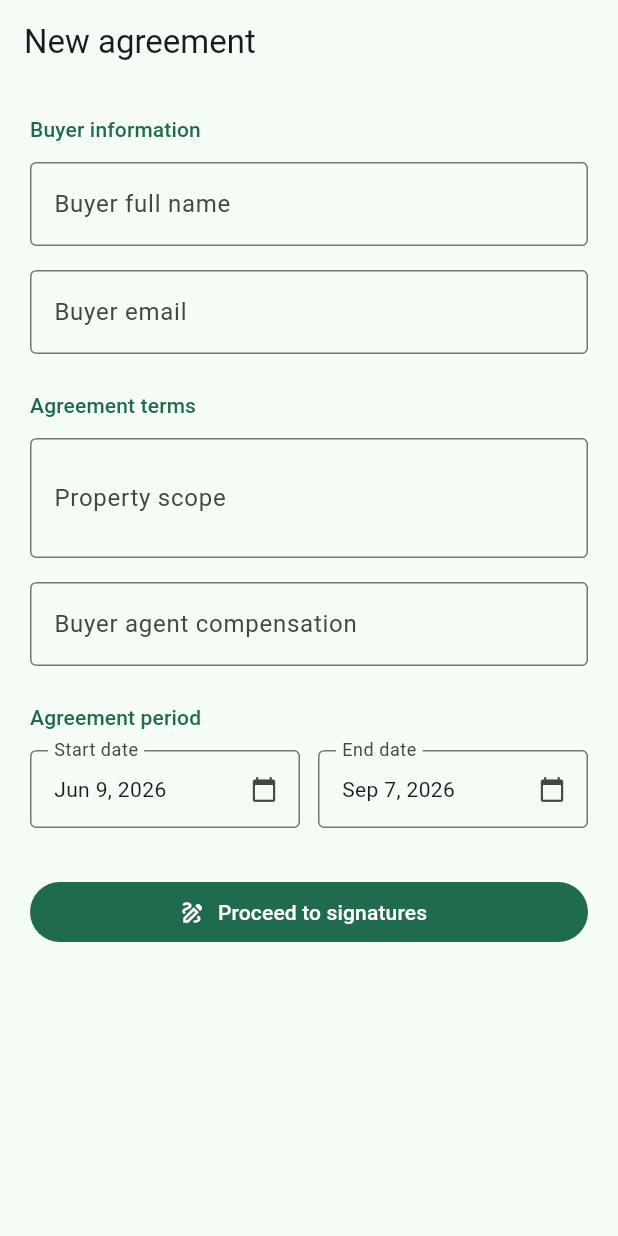
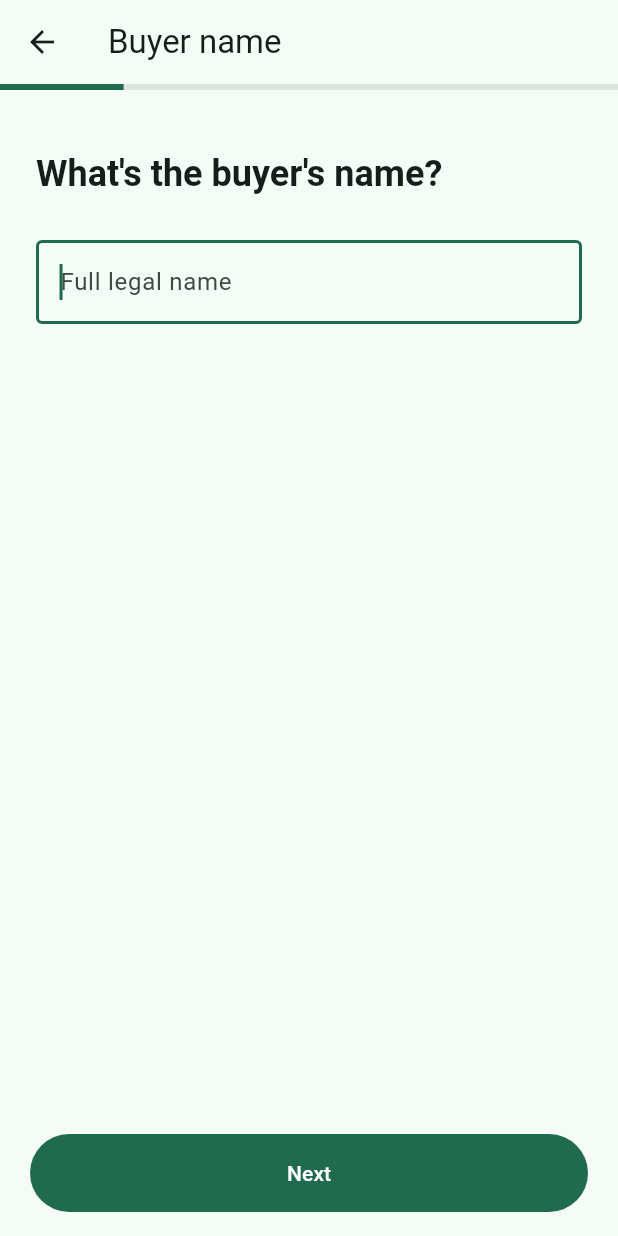
Before and after one commit to kydav/threshold, a Flutter app: the FormScreen screen opened by its route, on a phone screen of 412 x 824 dp. Run offline on Flutter 3.47's test engine with Material 3 defaults, Android fonts, the phone set to English and light mode, and no system bars; our stand-ins replace cloud_firestore, connectivity_plus, firebase_auth, firebase_core, firebase_storage, flutter_riverpod and 2 more; missing offline and left inert: syncfusion_flutter_signaturepad; accounts and stored records are empty; generated files the repository leaves out were written again.

Commit message:
Replace scrollable form with step-by-step wizard UI
One question per screen with PageView animation, per-step validation,
progress bar in app bar, and a large bottom Next/Submit button.
Steps: buyer name → email → property → compensation → dates.

Co-Authored-By: Claude Sonnet 4.6 <noreply@anthropic.com>

```diff
--- a/lib/features/agreement/presentation/form_screen.dart
+++ b/lib/features/agreement/presentation/form_screen.dart
@@ -15,19 +15,26 @@ class FormScreen extends ConsumerStatefulWidget {
 }
 
 class _FormScreenState extends ConsumerState<FormScreen> {
-  final _formKey = GlobalKey<FormState>();
+  final _pageController = PageController();
+  int _step = 0;
+  bool _saving = false;
+
+  // Field controllers
   final _buyerNameCtrl = TextEditingController();
   final _buyerEmailCtrl = TextEditingController();
   final _propertyScopeCtrl = TextEditingController();
   final _compensationCtrl = TextEditingController();
   DateTime _startDate = DateTime.now();
   DateTime _endDate = DateTime.now().add(const Duration(days: 90));
-  bool _saving = false;
 
   static final _dateFmt = DateFormat('MMM d, yyyy');
 
+  // Per-step validation
+  String? _stepError;
+
   @override
   void dispose() {
+    _pageController.dispose();
     _buyerNameCtrl.dispose();
     _buyerEmailCtrl.dispose();
     _propertyScopeCtrl.dispose();
@@ -35,43 +42,81 @@ class _FormScreenState extends ConsumerState<FormScreen> {
     super.dispose();
   }
 
-  Future<void> _pickDate({required bool isStart}) async {
-    final now = DateTime.now();
-    final picked = await showDatePicker(
-      context: context,
-      initialDate: isStart ? _startDate : _endDate,
-      firstDate: isStart ? now.subtract(const Duration(days: 1)) : _startDate,
-      lastDate: now.add(const Duration(days: 730)),
-    );
-    if (picked == null) return;
-    setState(() {
-      if (isStart) {
-        _startDate = picked;
-        if (_endDate.isBefore(_startDate)) {
-          _endDate = _startDate.add(const Duration(days: 90));
+  bool _validateStep() {
+    switch (_step) {
+      case 0:
+        if (_buyerNameCtrl.text.trim().isEmpty) {
+          setState(() => _stepError = "Buyer's name is required.");
+          return false;
         }
-      } else {
-        _endDate = picked;
+      case 1:
+        final email = _buyerEmailCtrl.text.trim();
+        if (!email.contains('@') || !email.contains('.')) {
+          setState(() => _stepError = 'Enter a valid email address.');
+          return false;
         }
-    });
+      case 2:
+        if (_propertyScopeCtrl.text.trim().isEmpty) {
+          setState(() => _stepError = 'Property scope is required.');
+          return false;
+        }
+      case 3:
+        if (_compensationCtrl.text.trim().isEmpty) {
+          setState(() => _stepError = 'Compensation is required.');
+          return false;
+        }
+      case 4:
+        if (!_endDate.isAfter(_startDate)) {
+          setState(() => _stepError = 'End date must be after start date.');
+          return false;
+        }
+    }
+    setState(() => _stepError = null);
+    return true;
   }
 
-  Future<void> _save() async {
-    if (!_formKey.currentState!.validate()) return;
+  void _next() {
+    if (!_validateStep()) return;
+    if (_step < 4) {
+      setState(() => _step++);
+      _pageController.animateToPage(
+        _step,
+        duration: const Duration(milliseconds: 300),
+        curve: Curves.easeInOut,
+      );
+    } else {
+      _submit();
+    }
+  }
+
+  void _back() {
+    if (_step > 0) {
+      setState(() {
+        _step--;
+        _stepError = null;
+      });
+      _pageController.animateToPage(
+        _step,
+        duration: const Duration(milliseconds: 300),
+        curve: Curves.easeInOut,
+      );
+    } else {
+      context.go('/agreements');
+    }
+  }
+
+  Future<void> _submit() async {
     setState(() => _saving = true);
     try {
       final user = FirebaseAuth.instance.currentUser!;
       final profile = await ref.read(agentProfileProvider.future);
-      final agreement =
-          await ref.read(agreementRepositoryProvider).create(
+      final agreement = await ref.read(agreementRepositoryProvider).create(
             agentId: user.uid,
             agentName: profile?['agentName'] as String? ??
-                    user.displayName ??
-                    '',
+                user.displayName ?? '',
             agentEmail:
                 profile?['agentEmail'] as String? ?? user.email ?? '',
-                brokerageName:
-                    profile?['brokerageName'] as String? ?? '',
+            brokerageName: profile?['brokerageName'] as String? ?? '',
             buyerName: _buyerNameCtrl.text.trim(),
             buyerEmail: _buyerEmailCtrl.text.trim(),
             propertyScope: _propertyScopeCtrl.text.trim(),
@@ -87,124 +132,256 @@ class _FormScreenState extends ConsumerState<FormScreen> {
 
   @override
   Widget build(BuildContext context) {
+    final cs = Theme.of(context).colorScheme;
+    final totalSteps = 5;
+
     return Scaffold(
-      appBar: AppBar(title: const Text('New agreement')),
-      body: SingleChildScrollView(
-        padding: const EdgeInsets.all(20),
-        child: Form(
-          key: _formKey,
-          child: Column(
-            crossAxisAlignment: CrossAxisAlignment.stretch,
+      appBar: AppBar(
+        leading: IconButton(
+          icon: const Icon(Icons.arrow_back),
+          onPressed: _back,
+        ),
+        title: Text(_stepTitle(_step)),
+        bottom: PreferredSize(
+          preferredSize: const Size.fromHeight(4),
+          child: LinearProgressIndicator(
+            value: (_step + 1) / totalSteps,
+            backgroundColor: cs.surfaceContainerHighest,
+            color: cs.primary,
+          ),
+        ),
+      ),
+      body: PageView(
+        controller: _pageController,
+        physics: const NeverScrollableScrollPhysics(),
         children: [
-              _sectionLabel(context, 'Buyer information'),
-              const SizedBox(height: 12),
-              TextFormField(
+          _StepPage(
+            prompt: "What's the buyer's name?",
+            hint: 'Full legal name',
             controller: _buyerNameCtrl,
+            keyboardType: TextInputType.name,
             textCapitalization: TextCapitalization.words,
-                textInputAction: TextInputAction.next,
-                decoration: const InputDecoration(
-                  labelText: 'Buyer full name',
-                  border: OutlineInputBorder(),
+            error: _step == 0 ? _stepError : null,
+            onSubmit: _next,
           ),
-                validator: (v) =>
-                    (v == null || v.trim().isEmpty) ? 'Required' : null,
-              ),
-              const SizedBox(height: 16),
-              TextFormField(
+          _StepPage(
+            prompt: "What's the buyer's email?",
+            hint: 'email@example.com',
             controller: _buyerEmailCtrl,
             keyboardType: TextInputType.emailAddress,
-                textInputAction: TextInputAction.next,
-                decoration: const InputDecoration(
-                  labelText: 'Buyer email',
-                  border: OutlineInputBorder(),
+            error: _step == 1 ? _stepError : null,
+            onSubmit: _next,
           ),
-                validator: (v) =>
-                    (v == null || !v.contains('@')) ? 'Enter a valid email' : null,
+          _StepPage(
+            prompt: 'What property are you showing?',
+            hint: 'e.g. 123 Main St or any home in Denver metro',
+            controller: _propertyScopeCtrl,
+            keyboardType: TextInputType.streetAddress,
+            textCapitalization: TextCapitalization.sentences,
+            maxLines: 3,
+            error: _step == 2 ? _stepError : null,
+            onSubmit: _next,
           ),
-              const SizedBox(height: 24),
-              _sectionLabel(context, 'Agreement terms'),
-              const SizedBox(height: 12),
-              TextFormField(
-                controller: _propertyScopeCtrl,
-                textCapitalization: TextCapitalization.sentences,
-                textInputAction: TextInputAction.next,
-                maxLines: 2,
-                decoration: const InputDecoration(
-                  labelText: 'Property scope',
-                  hintText: 'e.g. 123 Main St, Denver CO or Any property in Denver metro',
-                  border: OutlineInputBorder(),
+          _StepPage(
+            prompt: "What's your buyer agent compensation?",
+            hint: 'e.g. 2.5% or \$10,000',
+            controller: _compensationCtrl,
+            error: _step == 3 ? _stepError : null,
+            onSubmit: _next,
           ),
-                validator: (v) =>
-                    (v == null || v.trim().isEmpty) ? 'Required' : null,
-              ),
-              const SizedBox(height: 16),
-              TextFormField(
-                controller: _compensationCtrl,
-                textInputAction: TextInputAction.done,
-                decoration: const InputDecoration(
-                  labelText: 'Buyer agent compensation',
-                  hintText: 'e.g. 2.5% or \$10,000',
-                  border: OutlineInputBorder(),
-                ),
-                validator: (v) =>
-                    (v == null || v.trim().isEmpty) ? 'Required' : null,
-              ),
-              const SizedBox(height: 24),
-              _sectionLabel(context, 'Agreement period'),
-              const SizedBox(height: 12),
-              Row(
-                children: [
-                  Expanded(
-                    child: _DateField(
-                      label: 'Start date',
-                      date: _startDate,
-                      onTap: () => _pickDate(isStart: true),
-                    ),
-                  ),
-                  const SizedBox(width: 12),
-                  Expanded(
-                    child: _DateField(
-                      label: 'End date',
-                      date: _endDate,
-                      onTap: () => _pickDate(isStart: false),
-                    ),
+          _DateStepPage(
+            startDate: _startDate,
+            endDate: _endDate,
+            error: _step == 4 ? _stepError : null,
+            onStartChanged: (d) => setState(() => _startDate = d),
+            onEndChanged: (d) => setState(() => _endDate = d),
           ),
         ],
       ),
-              const SizedBox(height: 32),
-              FilledButton.icon(
-                onPressed: _saving ? null : _save,
-                icon: _saving
+      bottomNavigationBar: SafeArea(
+        child: Padding(
+          padding: const EdgeInsets.fromLTRB(20, 8, 20, 16),
+          child: FilledButton(
+            onPressed: _saving ? null : _next,
+            style: FilledButton.styleFrom(
+              minimumSize: const Size.fromHeight(52),
+            ),
+            child: _saving
                 ? const SizedBox(
-                        height: 18,
-                        width: 18,
+                    height: 20,
+                    width: 20,
                     child: CircularProgressIndicator(strokeWidth: 2),
                   )
-                    : const Icon(Icons.draw_outlined),
-                label: const Text('Proceed to signatures'),
-              ),
-            ],
+                : Text(_step < 4 ? 'Next' : 'Proceed to signatures'),
           ),
         ),
       ),
     );
   }
 
-  Widget _sectionLabel(BuildContext context, String text) => Text(
-        text,
+  String _stepTitle(int step) => switch (step) {
+        0 => 'Buyer name',
+        1 => 'Buyer email',
+        2 => 'Property',
+        3 => 'Compensation',
+        4 => 'Agreement dates',
+        _ => 'New agreement',
+      };
+}
+
+class _StepPage extends StatelessWidget {
+  const _StepPage({
+    required this.prompt,
+    required this.hint,
+    required this.controller,
+    required this.onSubmit,
+    this.keyboardType = TextInputType.text,
+    this.textCapitalization = TextCapitalization.none,
+    this.maxLines = 1,
+    this.error,
+  });
+
+  final String prompt;
+  final String hint;
+  final TextEditingController controller;
+  final TextInputType keyboardType;
+  final TextCapitalization textCapitalization;
+  final int maxLines;
+  final String? error;
+  final VoidCallback onSubmit;
+
+  @override
+  Widget build(BuildContext context) {
+    final cs = Theme.of(context).colorScheme;
+    return Padding(
+      padding: const EdgeInsets.fromLTRB(24, 40, 24, 16),
+      child: Column(
+        crossAxisAlignment: CrossAxisAlignment.start,
+        children: [
+          Text(
+            prompt,
+            style: Theme.of(context).textTheme.headlineSmall?.copyWith(
+                  fontWeight: FontWeight.bold,
+                ),
+          ),
+          const SizedBox(height: 28),
+          TextField(
+            controller: controller,
+            keyboardType: keyboardType,
+            textCapitalization: textCapitalization,
+            maxLines: maxLines,
+            autofocus: true,
+            textInputAction:
+                maxLines == 1 ? TextInputAction.done : TextInputAction.newline,
+            onSubmitted: maxLines == 1 ? (_) => onSubmit() : null,
+            decoration: InputDecoration(
+              hintText: hint,
+              border: const OutlineInputBorder(),
+              errorText: error,
+            ),
+            style: Theme.of(context).textTheme.bodyLarge,
+          ),
+        ],
+      ),
+    );
+  }
+}
+
+class _DateStepPage extends StatelessWidget {
+  const _DateStepPage({
+    required this.startDate,
+    required this.endDate,
+    required this.onStartChanged,
+    required this.onEndChanged,
+    this.error,
+  });
+
+  final DateTime startDate;
+  final DateTime endDate;
+  final ValueChanged<DateTime> onStartChanged;
+  final ValueChanged<DateTime> onEndChanged;
+  final String? error;
+
+  static final _fmt = DateFormat('MMM d, yyyy');
+
+  Future<void> _pick(BuildContext context,
+      {required bool isStart,
+      required DateTime current,
+      required DateTime min,
+      required ValueChanged<DateTime> onChanged}) async {
+    final picked = await showDatePicker(
+      context: context,
+      initialDate: current,
+      firstDate: min,
+      lastDate: DateTime.now().add(const Duration(days: 730)),
+    );
+    if (picked != null) onChanged(picked);
+  }
+
+  @override
+  Widget build(BuildContext context) {
+    final cs = Theme.of(context).colorScheme;
+    final now = DateTime.now();
+    return Padding(
+      padding: const EdgeInsets.fromLTRB(24, 40, 24, 16),
+      child: Column(
+        crossAxisAlignment: CrossAxisAlignment.start,
+        children: [
+          Text(
+            'How long does the agreement last?',
+            style: Theme.of(context).textTheme.headlineSmall?.copyWith(
+                  fontWeight: FontWeight.bold,
+                ),
+          ),
+          const SizedBox(height: 8),
+          Text(
+            'NAR rules require a defined term. 90 days is common for a showing.',
             style: Theme.of(context)
                 .textTheme
-            .labelLarge
-            ?.copyWith(color: Theme.of(context).colorScheme.primary),
+                .bodyMedium
+                ?.copyWith(color: cs.onSurfaceVariant),
+          ),
+          const SizedBox(height: 32),
+          _DateTile(
+            label: 'Start date',
+            date: startDate,
+            onTap: () => _pick(
+              context,
+              isStart: true,
+              current: startDate,
+              min: now.subtract(const Duration(days: 1)),
+              onChanged: onStartChanged,
+            ),
+          ),
+          const SizedBox(height: 16),
+          _DateTile(
+            label: 'End date',
+            date: endDate,
+            onTap: () => _pick(
+              context,
+              isStart: false,
+              current: endDate,
+              min: startDate.add(const Duration(days: 1)),
+              onChanged: onEndChanged,
+            ),
+          ),
+          if (error != null) ...[
+            const SizedBox(height: 12),
+            Text(error!, style: TextStyle(color: cs.error, fontSize: 13)),
+          ],
+        ],
+      ),
     );
   }
+}
 
-class _DateField extends StatelessWidget {
-  const _DateField({
+class _DateTile extends StatelessWidget {
+  const _DateTile({
     required this.label,
     required this.date,
     required this.onTap,
   });
+
   final String label;
   final DateTime date;
   final VoidCallback onTap;
@@ -213,16 +390,34 @@ class _DateField extends StatelessWidget {
 
   @override
   Widget build(BuildContext context) {
+    final cs = Theme.of(context).colorScheme;
     return InkWell(
       onTap: onTap,
-      borderRadius: BorderRadius.circular(4),
-      child: InputDecorator(
-        decoration: InputDecoration(
-          labelText: label,
-          border: const OutlineInputBorder(),
-          suffixIcon: const Icon(Icons.calendar_today, size: 18),
+      borderRadius: BorderRadius.circular(12),
+      child: Container(
+        padding: const EdgeInsets.symmetric(horizontal: 16, vertical: 16),
+        decoration: BoxDecoration(
+          border: Border.all(color: cs.outline),
+          borderRadius: BorderRadius.circular(12),
         ),
-        child: Text(_fmt.format(date)),
+        child: Row(
+          children: [
+            Icon(Icons.calendar_today, color: cs.primary),
+            const SizedBox(width: 16),
+            Column(
+              crossAxisAlignment: CrossAxisAlignment.start,
+              children: [
+                Text(label,
+                    style: Theme.of(context).textTheme.labelMedium?.copyWith(
+                        color: cs.onSurfaceVariant)),
+                Text(_fmt.format(date),
+                    style: Theme.of(context).textTheme.bodyLarge),
+              ],
+            ),
+            const Spacer(),
+            Icon(Icons.chevron_right, color: cs.onSurfaceVariant),
+          ],
+        ),
       ),
     );
   }
```
Lines whose indentation alone changed are shown as unchanged.
